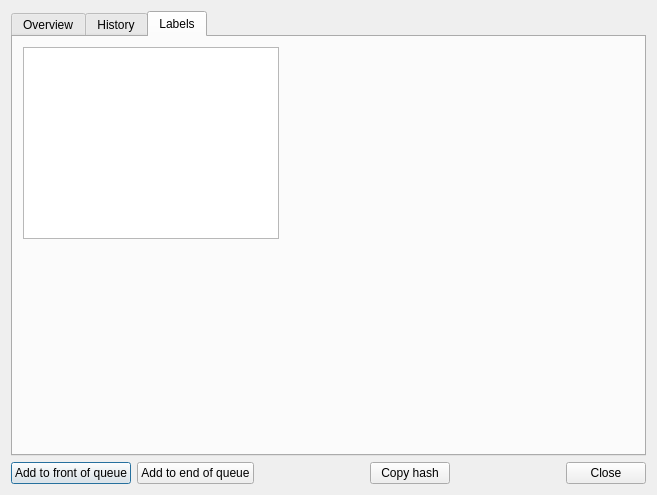
Above: src/desktop-remote/trackinfodialog.ui from hyperquantum/PMP before the change. Below: the same form after it.
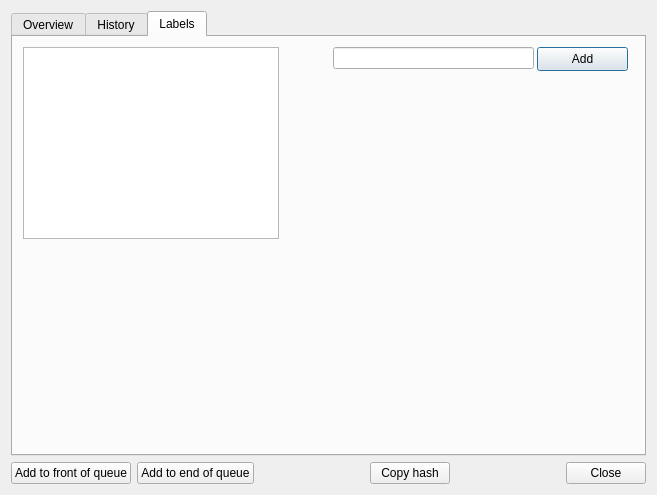
That is the form after the change. The open tabs and pages were chosen to show the change.

Commit message: Desktop remote: add support for adding a new label

```diff
--- a/src/desktop-remote/trackinfodialog.ui
+++ b/src/desktop-remote/trackinfodialog.ui
@@ -325,6 +325,29 @@
         </rect>
        </property>
       </widget>
+      <widget class="QLineEdit" name="newLabelLineEdit">
+       <property name="geometry">
+        <rect>
+         <x>320</x>
+         <y>10</y>
+         <width>201</width>
+         <height>22</height>
+        </rect>
+       </property>
+      </widget>
+      <widget class="QPushButton" name="labelAddButton">
+       <property name="geometry">
+        <rect>
+         <x>524</x>
+         <y>10</y>
+         <width>91</width>
+         <height>24</height>
+        </rect>
+       </property>
+       <property name="text">
+        <string>Add</string>
+       </property>
+      </widget>
      </widget>
     </widget>
    </item>
```
The commit also changes 5 other files.
